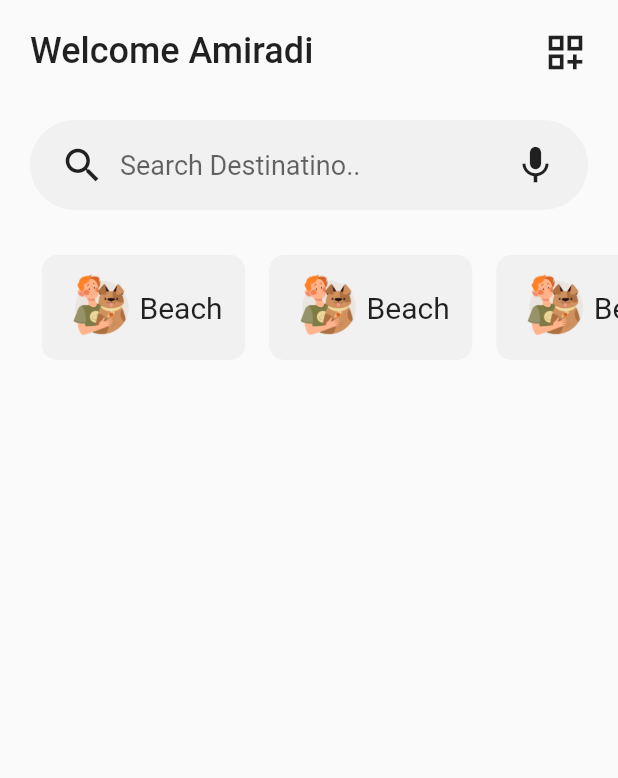
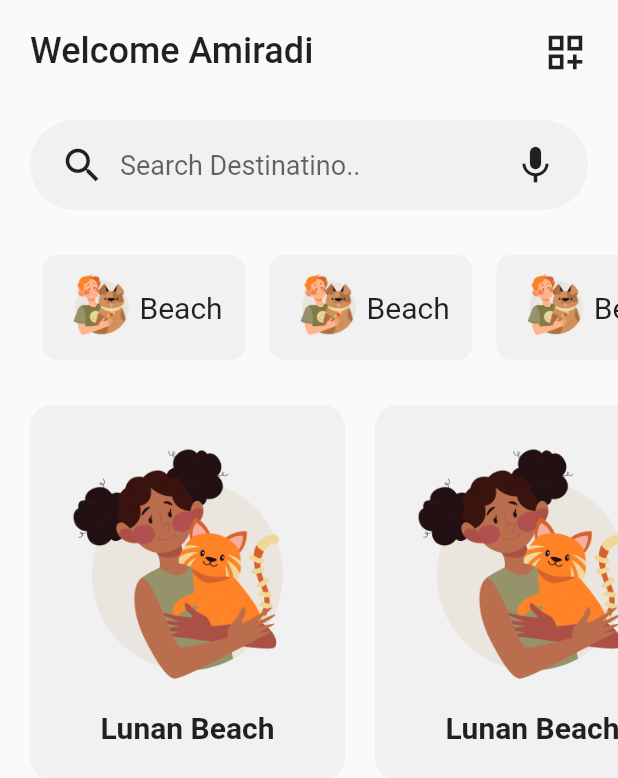
Before and after one commit to naimkst/Dog-Lover-Sliver-Flutter-App-, a Flutter app: the HomePage screen opened directly, on a phone screen of 412 x 824 dp. Shown: the top 778 px of the screen. Run offline on Flutter 3.47's test engine with Material 2 defaults, Android fonts, the phone set to English and light mode, and no system bars; our stand-ins replace google_fonts, smooth_page_indicator; missing offline and left inert: dart:ffi.

Commit message:
Category Slider

```diff
--- a/lib/pages/home_page.dart
+++ b/lib/pages/home_page.dart
@@ -87,6 +87,37 @@ class _HomePageState extends State<HomePage> {
                   );
                 },),
             ),
+            SizedBox(height: 30,),
+            Container(
+              height: 250,
+              padding: EdgeInsets.only(left: 20),
+              child: ListView.builder(
+                padding: EdgeInsets.only(right: 10),
+                  itemCount: 5,
+                  scrollDirection: Axis.horizontal,
+                  itemBuilder: (context, item){
+                    return Container(
+                      margin: EdgeInsets.only(right: 20),
+                      padding: EdgeInsets.all(15),
+                      decoration: BoxDecoration(
+                        borderRadius: BorderRadius.circular(15),
+                        color: Colors.grey.withOpacity(0.1),
+
+                      ),
+                      child: Column(
+                        mainAxisAlignment: MainAxisAlignment.center,
+                        crossAxisAlignment: CrossAxisAlignment.center,
+                        children: [
+                          Image.asset('assets/images/02.png', width: 180,),
+                          Text('Lunan Beach', style: TextStyle(
+                            fontSize: 20,
+                            fontWeight: FontWeight.w600
+                          ),),
+                        ],
+                      ),
+                    );
+              }),
+            ),
           ],
         ),
       ),
```
